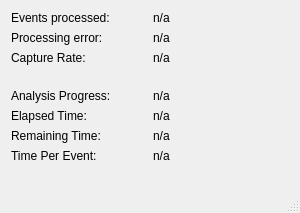
usnistgov/mosaic, file mosaicgui/ui/statisticsview.ui: the form before one commit.
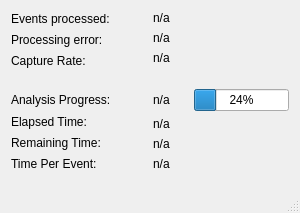
The form after the commit.

Commit message: Added a progress bar to statistics view.

Patch:
```diff
--- a/mosaicgui/ui/statisticsview.ui
+++ b/mosaicgui/ui/statisticsview.ui
@@ -22,9 +22,9 @@
   <property name="sizeGripEnabled">
    <bool>true</bool>
   </property>
-  <layout class="QVBoxLayout" name="verticalLayout">
+  <layout class="QVBoxLayout" name="verticalLayout_3">
    <item>
-    <layout class="QHBoxLayout" name="horizontalLayout">
+    <layout class="QHBoxLayout" name="horizontalLayout_2">
      <item>
       <layout class="QVBoxLayout" name="verticalLayout_2">
        <item>
@@ -116,7 +116,7 @@
       </layout>
      </item>
      <item>
-      <layout class="QVBoxLayout" name="verticalLayout_3">
+      <layout class="QVBoxLayout" name="verticalLayout">
        <item>
         <widget class="QLabel" name="neventsLabel">
          <property name="text">
@@ -155,11 +155,52 @@
         </spacer>
        </item>
        <item>
-        <widget class="QLabel" name="progressLabel">
-         <property name="text">
-          <string>n/a</string>
-         </property>
-        </widget>
+        <layout class="QHBoxLayout" name="horizontalLayout">
+         <item>
+          <widget class="QLabel" name="progressLabel">
+           <property name="minimumSize">
+            <size>
+             <width>35</width>
+             <height>0</height>
+            </size>
+           </property>
+           <property name="maximumSize">
+            <size>
+             <width>35</width>
+             <height>16777215</height>
+            </size>
+           </property>
+           <property name="text">
+            <string>n/a</string>
+           </property>
+          </widget>
+         </item>
+         <item>
+          <widget class="QProgressBar" name="analysisprogressBar">
+           <property name="enabled">
+            <bool>true</bool>
+           </property>
+           <property name="sizePolicy">
+            <sizepolicy hsizetype="Minimum" vsizetype="Fixed">
+             <horstretch>0</horstretch>
+             <verstretch>0</verstretch>
+            </sizepolicy>
+           </property>
+           <property name="minimumSize">
+            <size>
+             <width>30</width>
+             <height>0</height>
+            </size>
+           </property>
+           <property name="value">
+            <number>24</number>
+           </property>
+           <property name="invertedAppearance">
+            <bool>false</bool>
+           </property>
+          </widget>
+         </item>
+        </layout>
        </item>
        <item>
         <widget class="QLabel" name="walltimeLabel">
@@ -177,6 +218,12 @@
        </item>
        <item>
         <widget class="QLabel" name="timepereventLabel">
+         <property name="minimumSize">
+          <size>
+           <width>20</width>
+           <height>0</height>
+          </size>
+         </property>
          <property name="text">
           <string>n/a</string>
          </property>
```
The commit also changes 1 other file.
